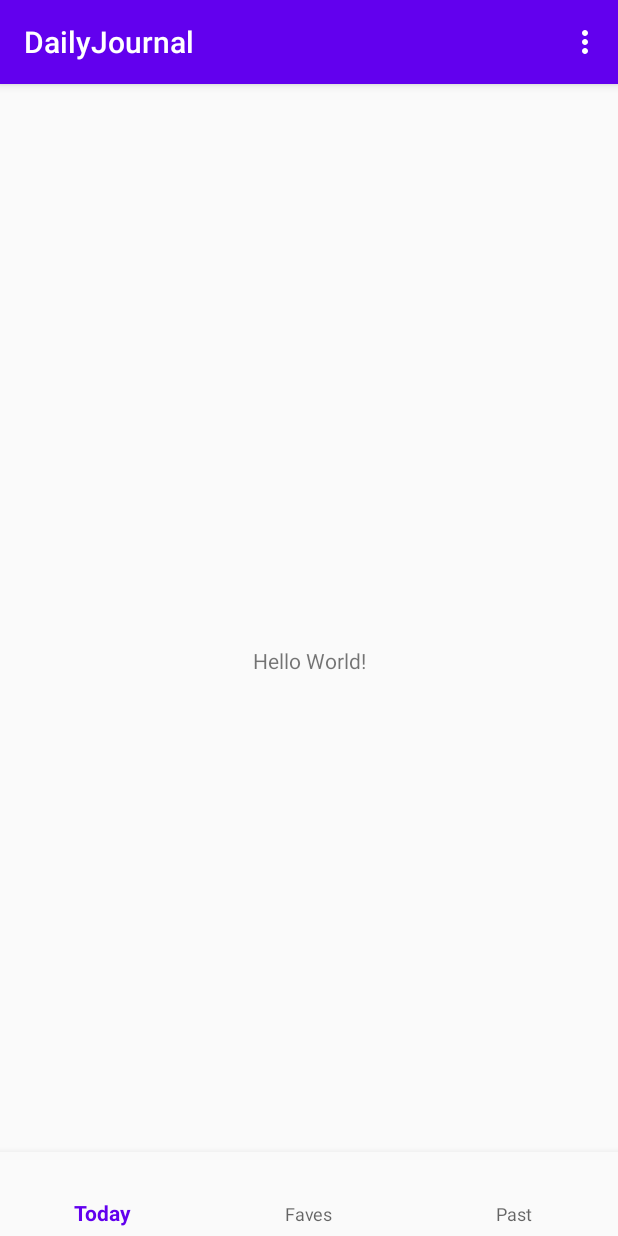
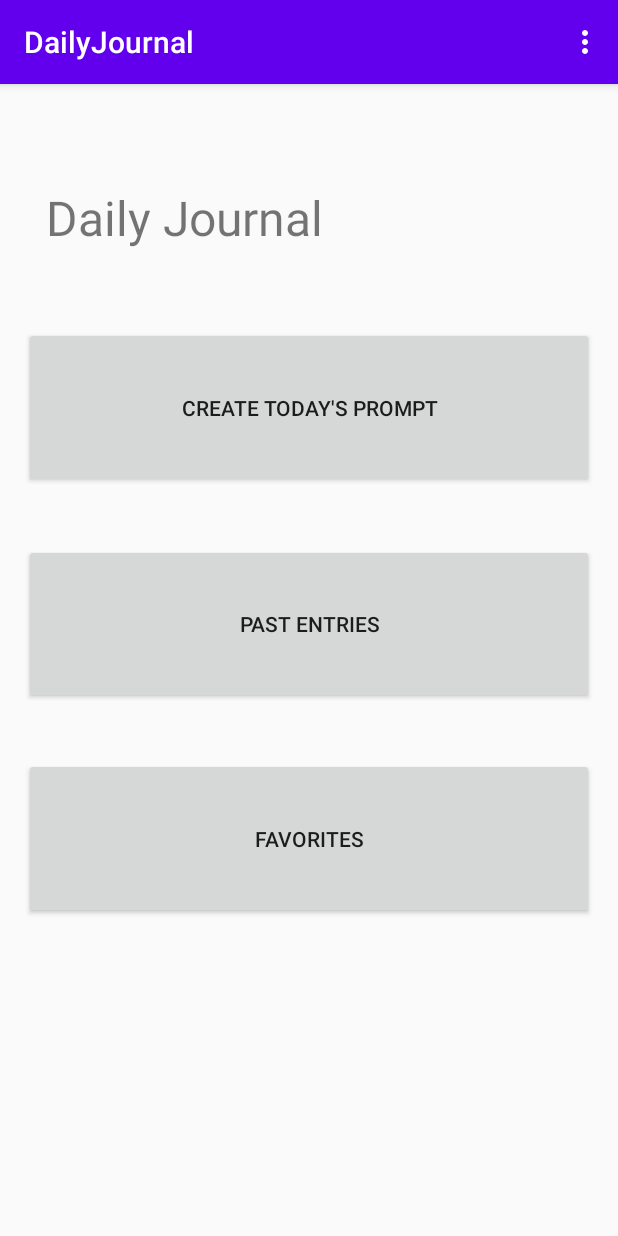
Before and after one commit to JMFord99/DailyJournal, an Android app: the screen it shows after launch (MainActivity), on a phone screen of 412 x 824 dp. Run offline under Robolectric (Android 15) with nearby library versions, the phone set to English and light mode, and no system bars.

Commit message:
updated main activity with buttons

```diff
--- a/Project/app/src/main/java/com/example/dailyjournal/FavoritesView.kt
+++ b/Project/app/src/main/java/com/example/dailyjournal/FavoritesView.kt
@@ -22,7 +22,7 @@ class FavoritesView : ListActivity() {
 
     override fun onCreate(savedInstanceState: Bundle?) {
         super.onCreate(savedInstanceState)
-        setContentView(R.layout.activity_main)
+        //setContentView(R.layout.footer_view) crashes program if left in
 
         mAdapter = JournalEntriesAdapter(applicationContext)
 
--- a/Project/app/src/main/java/com/example/dailyjournal/MainActivity.kt
+++ b/Project/app/src/main/java/com/example/dailyjournal/MainActivity.kt
@@ -35,6 +35,25 @@ class MainActivity: AppCompatActivity() {
         setContentView(R.layout.activity_main)
         setAlarm()
 
+        var fav_button = findViewById<Button>(R.id.favorites_button)
+        var prompt_button = findViewById<Button>(R.id.create_prompt_button)
+        var past_button = findViewById<Button>(R.id.past_entries_button)
+
+        fav_button.setOnClickListener {
+            val intent = Intent(this, com.example.dailyjournal.FavoritesView::class.java)
+            startActivity(intent)
+        }
+
+        prompt_button.setOnClickListener {
+            val intent = Intent(applicationContext, CompleteDailyPrompt::class.java)
+            startActivityForResult(intent, 0)
+        }
+
+        past_button.setOnClickListener {
+            val intent = Intent(this, com.example.dailyjournal.CalenderView::class.java)
+            startActivity(intent)
+        }
+
     }
 
 
@@ -59,9 +78,6 @@ class MainActivity: AppCompatActivity() {
 
         val inflater = menuInflater
         inflater.inflate(R.menu.bottom_navigation_menu, menu)
-
-        menu.add(Menu.NONE, MENU_DELETE, Menu.NONE, "Delete all")
-        menu.add(Menu.NONE, MENU_DUMP, Menu.NONE, "Dump to log")
         return true
     }
 
--- a/Project/app/src/main/res/layout/activity_main.xml
+++ b/Project/app/src/main/res/layout/activity_main.xml
@@ -6,30 +6,58 @@
     android:layout_height="match_parent"
     tools:context=".MainActivity">
 
+
     <TextView
+        android:id="@+id/textView2"
         android:layout_width="wrap_content"
         android:layout_height="wrap_content"
-        android:text="Hello World!"
+        android:text="Daily Journal"
+        android:textSize="32sp"
         app:layout_constraintBottom_toBottomOf="parent"
+        app:layout_constraintHorizontal_bias="0.136"
         app:layout_constraintLeft_toLeftOf="parent"
         app:layout_constraintRight_toRightOf="parent"
+        app:layout_constraintTop_toTopOf="parent"
+        app:layout_constraintVertical_bias="0.093" />
+
+    <Button
+        android:id="@+id/create_prompt_button"
+        android:layout_width="0dp"
+        android:layout_height="0dp"
+        android:layout_marginStart="16dp"
+        android:layout_marginTop="162dp"
+        android:layout_marginEnd="16dp"
+        android:layout_marginBottom="37dp"
+        android:text="Create Today's Prompt"
+        app:layout_constraintBottom_toTopOf="@+id/past_entries_button"
+        app:layout_constraintEnd_toEndOf="parent"
+        app:layout_constraintStart_toStartOf="parent"
         app:layout_constraintTop_toTopOf="parent" />
 
+    <Button
+        android:id="@+id/past_entries_button"
+        android:layout_width="0dp"
+        android:layout_height="0dp"
+        android:layout_marginStart="16dp"
+        android:layout_marginEnd="16dp"
+        android:layout_marginBottom="36dp"
+        android:text="Past Entries"
+        app:layout_constraintBottom_toTopOf="@+id/favorites_button"
+        app:layout_constraintEnd_toEndOf="parent"
+        app:layout_constraintStart_toStartOf="parent"
+        app:layout_constraintTop_toBottomOf="@+id/create_prompt_button" />
 
-    <com.google.android.material.bottomnavigation.BottomNavigationView
-        android:id="@+id/nav_view"
+    <Button
+        android:id="@+id/favorites_button"
         android:layout_width="0dp"
-        android:layout_height="wrap_content"
-        android:layout_marginStart="0dp"
-        android:layout_marginEnd="0dp"
-        android:background="?android:attr/windowBackground"
+        android:layout_height="0dp"
+        android:layout_marginStart="16dp"
+        android:layout_marginEnd="16dp"
+        android:layout_marginBottom="211dp"
+        android:text="Favorites"
         app:layout_constraintBottom_toBottomOf="parent"
-        app:layout_constraintLeft_toLeftOf="parent"
-        app:layout_constraintRight_toRightOf="parent"
-        app:menu="@menu/bottom_navigation_menu" />
-
-    <ListView android:id="@android:id/list"
-        android:layout_width="fill_parent"
-        android:layout_height="fill_parent"/>
+        app:layout_constraintEnd_toEndOf="parent"
+        app:layout_constraintStart_toStartOf="parent"
+        app:layout_constraintTop_toBottomOf="@+id/past_entries_button" />
 
 </androidx.constraintlayout.widget.ConstraintLayout>
--- /dev/null
+++ b/Project/app/src/main/res/layout/favorites.xml
@@ -0,0 +1,6 @@
+<?xml version="1.0" encoding="utf-8"?>
+<androidx.constraintlayout.widget.ConstraintLayout
+    xmlns:android="http://schemas.android.com/apk/res/android" android:layout_width="match_parent"
+    android:layout_height="match_parent">
+
+</androidx.constraintlayout.widget.ConstraintLayout>
```
